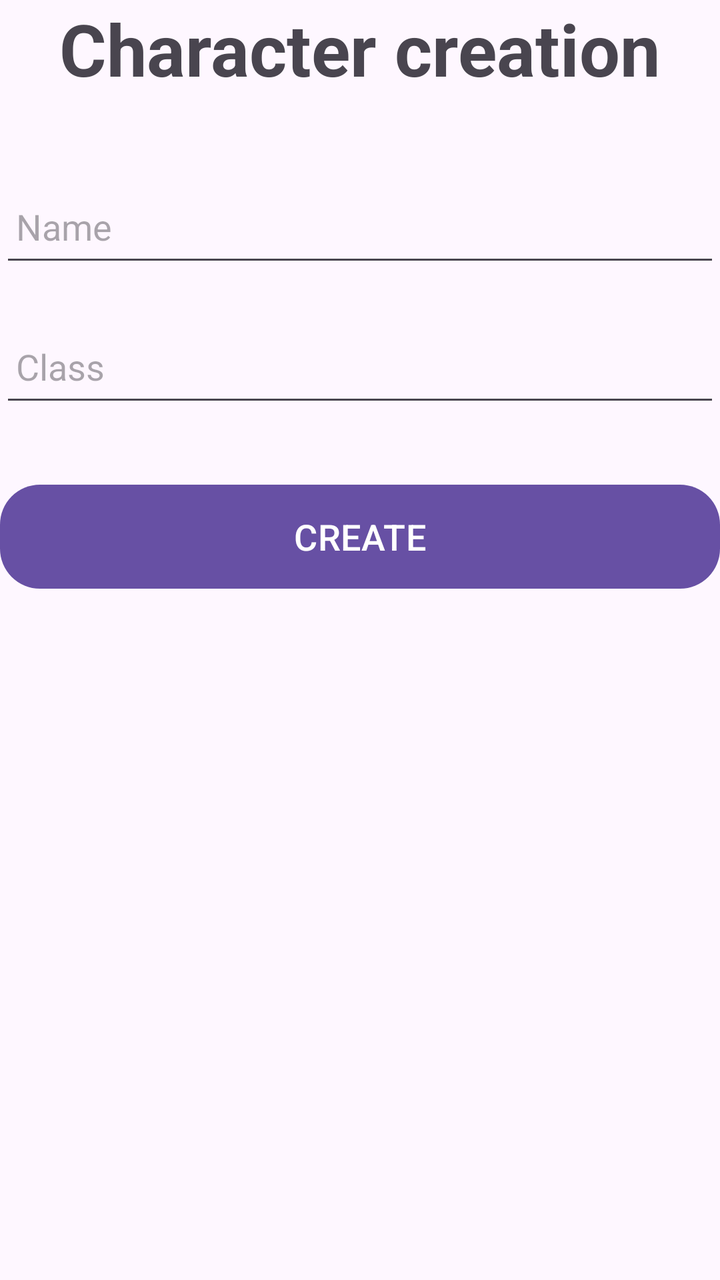
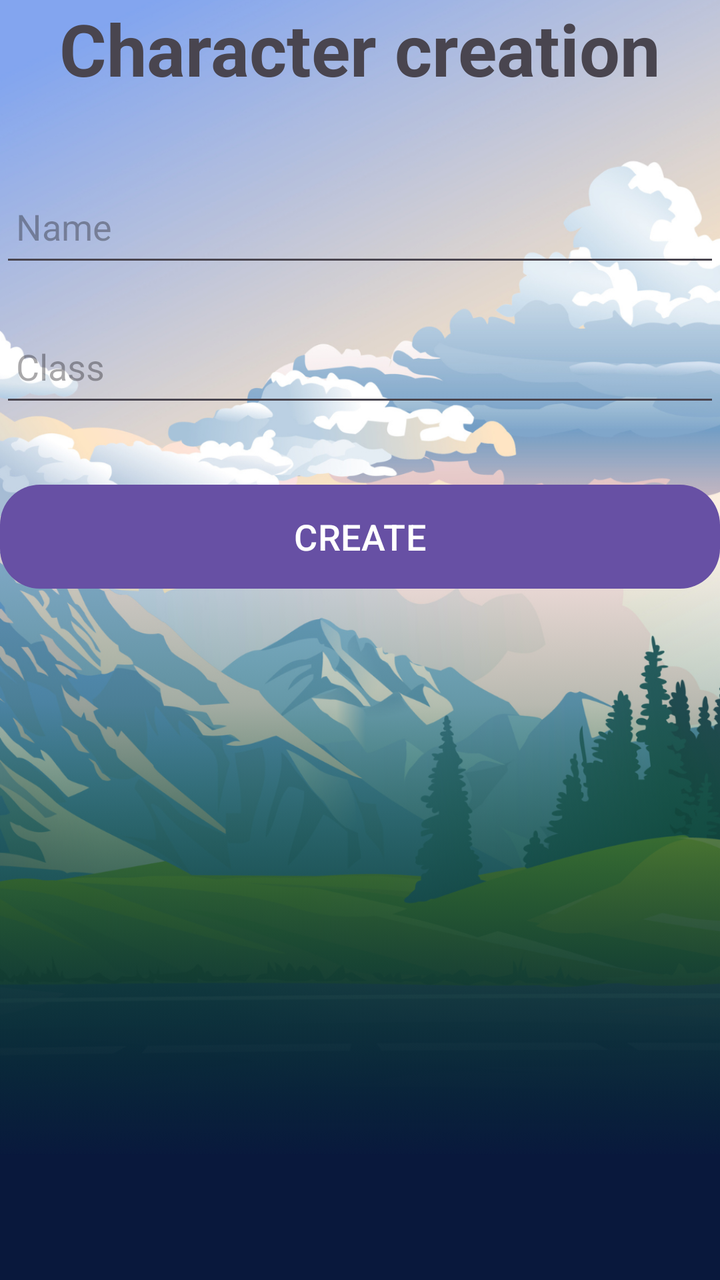

Compare the two renders of this Android layout. The source of the first and the diff that turns it into the second are given below.
<!-- AndroidManifest.xml: application theme Theme.Tavernia -->
<!-- res/layout/activity_create_sheet.xml -->
<?xml version="1.0" encoding="utf-8"?>
<LinearLayout xmlns:android="http://schemas.android.com/apk/res/android"
    xmlns:app="http://schemas.android.com/apk/res-auto"
    xmlns:tools="http://schemas.android.com/tools"
    android:id="@+id/main"
    android:layout_width="match_parent"
    android:layout_height="match_parent"
    android:orientation="vertical"
    tools:context=".CreateSheetActivity">

    <TextView
        android:layout_width="match_parent"
        android:layout_height="wrap_content"
        android:text="Character creation"
        android:textSize="36sp"
        android:textAlignment="center"
        android:textStyle="bold" />
    <EditText
        android:layout_width="match_parent"
        android:layout_height="50dp"
        android:id="@+id/sheet_creation_name"
        android:layout_marginTop="40dp"
        android:padding="8dp"
        android:hint="Name"
        android:textColor="@color/black" />
    <EditText
        android:layout_width="match_parent"
        android:layout_height="50dp"
        android:id="@+id/sheet_creation_class"
        android:layout_marginTop="20dp"
        android:padding="8dp"
        android:hint="Class"
        android:textColor="@color/black" />
    <Button
        android:layout_width="match_parent"
        android:layout_height="60dp"
        android:text="CREATE"
        android:textSize="18sp"
        android:id="@+id/sheet_creation_button"
        android:layout_marginTop="30dp"
        app:cornerRadius="20dp" />

</LinearLayout>
<!-- resources referenced by this layout -->
<resources>
  <color name="black">#FF000000</color>
  <style name="Theme.Tavernia" parent="Base.Theme.Tavernia" />
  <style name="Base.Theme.Tavernia" parent="Theme.Material3.DayNight.NoActionBar">
          
          
      </style>
</resources>

<!-- the commit's change to res/layout/activity_create_sheet.xml (unified diff, before → after) -->
@@ -5,6 +5,7 @@
     android:id="@+id/main"
     android:layout_width="match_parent"
     android:layout_height="match_parent"
+    android:background="@drawable/bg_page_accueil"
     android:orientation="vertical"
     tools:context=".CreateSheetActivity">
 
@@ -12,32 +13,35 @@
         android:layout_width="match_parent"
         android:layout_height="wrap_content"
         android:text="Character creation"
+        android:textAlignment="center"
         android:textSize="36sp"
-        android:textAlignment="center"
         android:textStyle="bold" />
+
     <EditText
+        android:id="@+id/sheet_creation_name"
         android:layout_width="match_parent"
         android:layout_height="50dp"
-        android:id="@+id/sheet_creation_name"
         android:layout_marginTop="40dp"
+        android:hint="Name"
         android:padding="8dp"
-        android:hint="Name"
         android:textColor="@color/black" />
+
     <EditText
+        android:id="@+id/sheet_creation_class"
         android:layout_width="match_parent"
         android:layout_height="50dp"
-        android:id="@+id/sheet_creation_class"
         android:layout_marginTop="20dp"
+        android:hint="Class"
         android:padding="8dp"
-        android:hint="Class"
         android:textColor="@color/black" />
+
     <Button
+        android:id="@+id/sheet_creation_button"
         android:layout_width="match_parent"
         android:layout_height="60dp"
+        android:layout_marginTop="30dp"
         android:text="CREATE"
         android:textSize="18sp"
-        android:id="@+id/sheet_creation_button"
-        android:layout_marginTop="30dp"
         app:cornerRadius="20dp" />
 
 </LinearLayout>
<!-- resource entries referenced after the edit -->
@@ -1,6 +1,7 @@
 <!-- resources referenced by this layout -->
 <resources>
   <color name="black">#FF000000</color>
+  <!-- drawable bg_page_accueil: png bitmap (drawable, 911363 bytes) -->
   <style name="Theme.Tavernia" parent="Base.Theme.Tavernia" />
   <style name="Base.Theme.Tavernia" parent="Theme.Material3.DayNight.NoActionBar">
           
